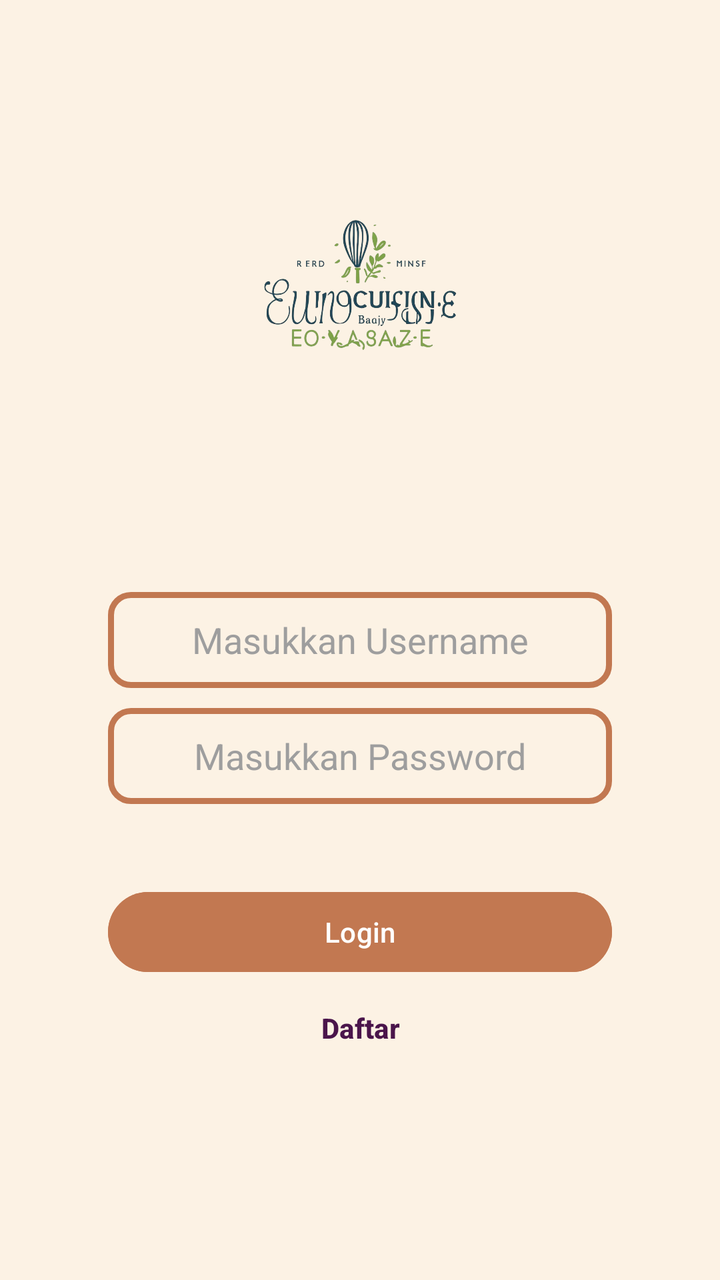
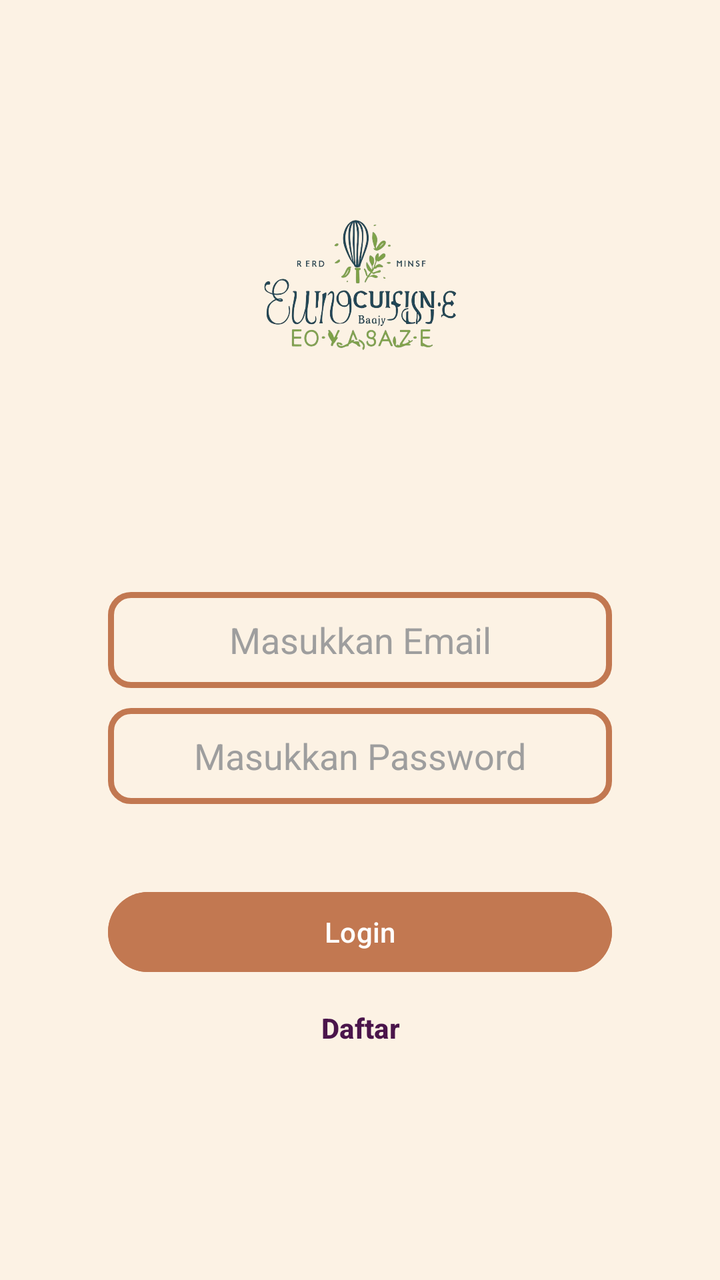

Two renders of the same Android screen: before a commit and after it. Below are the layout's source before the change and the commit's diff.
<!-- AndroidManifest.xml: application theme Theme.Food_Recipe_App -->
<!-- res/layout/activity_login.xml -->
<?xml version="1.0" encoding="utf-8"?>
<androidx.constraintlayout.widget.ConstraintLayout xmlns:android="http://schemas.android.com/apk/res/android"
    xmlns:app="http://schemas.android.com/apk/res-auto"
    xmlns:tools="http://schemas.android.com/tools"
    android:id="@+id/main"
    android:layout_width="match_parent"
    android:layout_height="match_parent"
    android:background="#fcf2e4"
    tools:context=".LoginActivity">


    <ImageView
        android:id="@+id/imageView"
        android:layout_width="180dp"
        android:layout_height="110dp"
        app:layout_constraintBottom_toTopOf="@+id/editTextTextEmailAddress"
        app:layout_constraintEnd_toEndOf="parent"
        app:layout_constraintHorizontal_bias="0.497"
        app:layout_constraintStart_toStartOf="parent"
        app:layout_constraintTop_toTopOf="parent"
        app:srcCompat="@drawable/image_2" />

    <EditText
        android:id="@+id/editTextTextEmailAddress"
        android:layout_width="wrap_content"
        android:layout_height="wrap_content"
        android:gravity="center"
        android:minHeight="48dp"
        android:padding="10dp"
        android:ems="12"
        android:hint="Masukkan Username"
        android:textColorHint="#9e9e9e"
        android:textColor="@color/black"
        android:inputType="textEmailAddress"
        android:background="@drawable/bg_input_stroke"
        app:layout_constraintBottom_toBottomOf="parent"
        app:layout_constraintEnd_toEndOf="parent"
        app:layout_constraintStart_toStartOf="parent"
        app:layout_constraintTop_toTopOf="parent" />

    <EditText
        android:id="@+id/editTextTextPassword"
        android:layout_width="0dp"
        android:layout_height="wrap_content"
        android:gravity="center"
        android:minHeight="48dp"
        android:layout_marginTop="10dp"
        android:padding="10dp"
        android:ems="12"
        android:hint="Masukkan Password"
        android:textColorHint="#9e9e9e"
        android:textColor="@color/black"
        android:inputType="textPassword"
        android:background="@drawable/bg_input_stroke"
        app:layout_constraintEnd_toEndOf="@+id/editTextTextEmailAddress"
        app:layout_constraintStart_toStartOf="@+id/editTextTextEmailAddress"
        app:layout_constraintTop_toBottomOf="@+id/editTextTextEmailAddress" />

    <Button
        android:id="@+id/buttonLogin"
        android:layout_width="0dp"
        android:layout_height="wrap_content"
        android:layout_marginTop="40dp"
        android:text="Login"
        android:backgroundTint="#c27851"
        android:textColor="#ffffff"
        app:layout_constraintEnd_toEndOf="@+id/editTextTextPassword"
        app:layout_constraintStart_toStartOf="@+id/editTextTextPassword"
        app:layout_constraintTop_toBottomOf="@+id/editTextTextPassword" />

    <Button
        android:id="@+id/buttonDaftar"
        android:layout_width="wrap_content"
        android:layout_height="wrap_content"
        android:text="Daftar"
        android:background="@android:color/transparent"
        android:textColor="#4a154b"
        android:textStyle="bold"
        app:layout_constraintEnd_toEndOf="parent"
        app:layout_constraintStart_toStartOf="parent"
        app:layout_constraintTop_toBottomOf="@+id/buttonLogin" />


</androidx.constraintlayout.widget.ConstraintLayout>
<!-- resources referenced by this layout -->
<resources>
  <color name="black">#FF000000</color>
  <!-- drawable bg_input_stroke (drawable) -->
  <?xml version="1.0" encoding="utf-8"?>
  <shape xmlns:android="http://schemas.android.com/apk/res/android">
      <solid android:color="#fcf2e4"/>
      <stroke
          android:width="3dp"
          android:color="#c27851" />
      <corners
          android:radius="10dp"/>
  </shape>
  <!-- drawable image_2: png bitmap (drawable, 748539 bytes) -->
  <style name="Theme.Food_Recipe_App" parent="Base.Theme.Food_Recipe_App" />
  <style name="Base.Theme.Food_Recipe_App" parent="Theme.Material3.DayNight.NoActionBar">
          
          
      </style>
</resources>

<!-- the commit's change to res/layout/activity_login.xml (unified diff, before → after) -->
@@ -28,7 +28,7 @@
         android:minHeight="48dp"
         android:padding="10dp"
         android:ems="12"
-        android:hint="Masukkan Username"
+        android:hint="Masukkan Email"
         android:textColorHint="#9e9e9e"
         android:textColor="@color/black"
         android:inputType="textEmailAddress"
@@ -52,6 +52,7 @@
         android:textColor="@color/black"
         android:inputType="textPassword"
         android:background="@drawable/bg_input_stroke"
+        android:imeOptions="actionDone"
         app:layout_constraintEnd_toEndOf="@+id/editTextTextEmailAddress"
         app:layout_constraintStart_toStartOf="@+id/editTextTextEmailAddress"
         app:layout_constraintTop_toBottomOf="@+id/editTextTextEmailAddress" />
